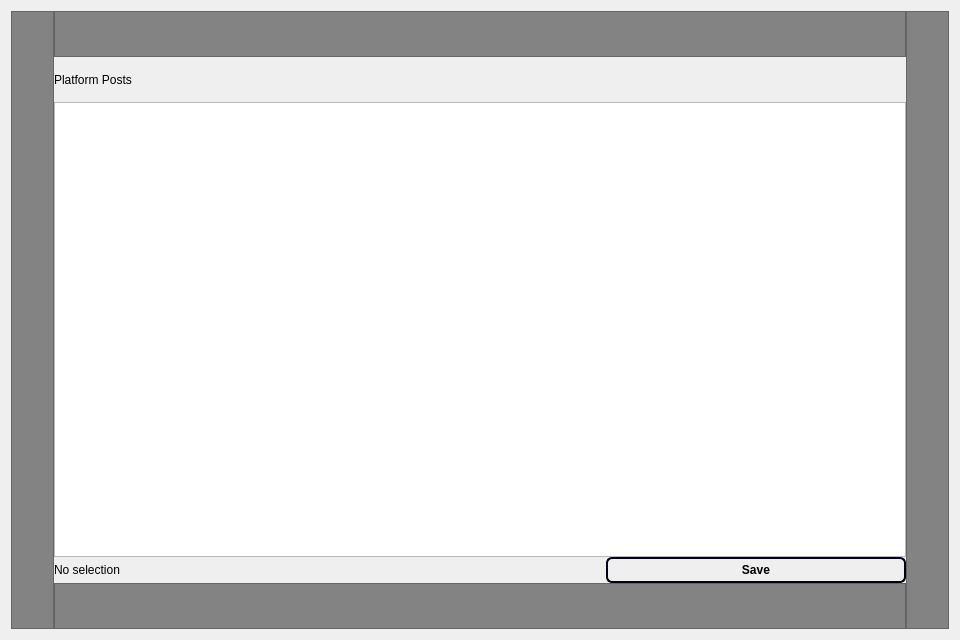
Old version of the form postdialog.ui in the repository StronglogicSolutions/ky_gui.
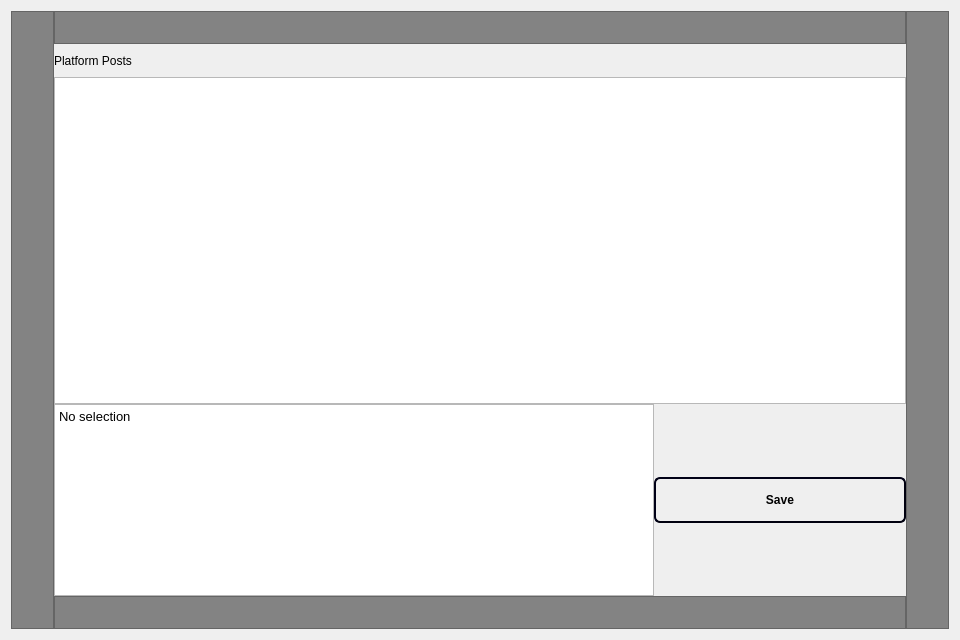
New version of the form. Custom widgets are drawn as their Qt base class.

What changed in the file:
```diff
--- a/postdialog.ui
+++ b/postdialog.ui
@@ -88,13 +88,7 @@
        <item>
         <layout class="QHBoxLayout" name="horizontalLayout_2">
          <item>
-          <widget class="QLabel" name="selectionLabel">
-           <property name="sizePolicy">
-            <sizepolicy hsizetype="Preferred" vsizetype="Preferred">
-             <horstretch>0</horstretch>
-             <verstretch>0</verstretch>
-            </sizepolicy>
-           </property>
+          <widget class="QTextBrowser" name="postText">
            <property name="minimumSize">
             <size>
              <width>0</width>
@@ -107,14 +101,12 @@
              <height>500</height>
             </size>
            </property>
-           <property name="text">
-            <string>No selection</string>
-           </property>
-           <property name="wordWrap">
-            <bool>true</bool>
-           </property>
-           <property name="margin">
-            <number>8</number>
+           <property name="html">
+            <string>&lt;!DOCTYPE HTML PUBLIC &quot;-//W3C//DTD HTML 4.0//EN&quot; &quot;http://www.w3.org/TR/REC-html40/strict.dtd&quot;&gt;
+&lt;html&gt;&lt;head&gt;&lt;meta name=&quot;qrichtext&quot; content=&quot;1&quot; /&gt;&lt;style type=&quot;text/css&quot;&gt;
+p, li { white-space: pre-wrap; }
+&lt;/style&gt;&lt;/head&gt;&lt;body style=&quot; font-family:'Noto Sans'; font-size:10pt; font-weight:400; font-style:normal;&quot;&gt;
+&lt;p style=&quot; margin-top:0px; margin-bottom:0px; margin-left:0px; margin-right:0px; -qt-block-indent:0; text-indent:0px;&quot;&gt;No selection&lt;/p&gt;&lt;/body&gt;&lt;/html&gt;</string>
            </property>
           </widget>
          </item>
@@ -126,6 +118,12 @@
              <verstretch>0</verstretch>
             </sizepolicy>
            </property>
+           <property name="minimumSize">
+            <size>
+             <width>100</width>
+             <height>46</height>
+            </size>
+           </property>
            <property name="maximumSize">
             <size>
              <width>300</width>
```
